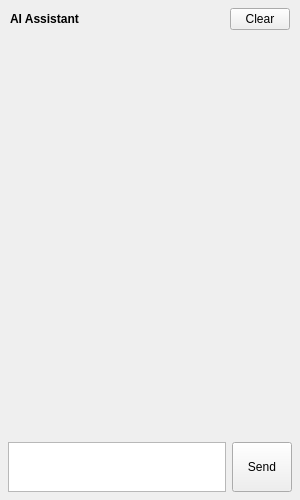
Qt form src/gui/ai/ChatWidget.ui (iliagrigorevdev/scad-gltf) before a commit.
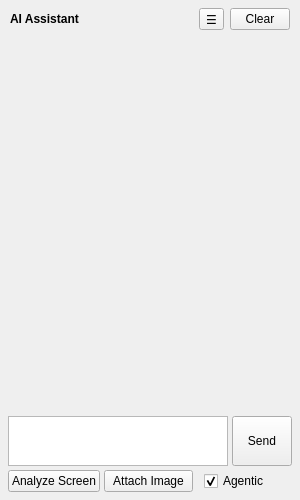
The same form after that commit. Custom widgets are drawn as their Qt base class.

Diff of the .ui file:
```diff
--- a/src/gui/ai/ChatWidget.ui
+++ b/src/gui/ai/ChatWidget.ui
@@ -69,6 +69,25 @@
         </property>
        </spacer>
       </item>
+      <item>
+       <widget class="QToolButton" name="menuButton">
+        <property name="maximumSize">
+         <size>
+          <width>28</width>
+          <height>16777215</height>
+         </size>
+        </property>
+        <property name="toolTip">
+         <string>Chat options</string>
+        </property>
+        <property name="text">
+         <string>&#x2630;</string>
+        </property>
+        <property name="popupMode">
+         <enum>QToolButton::InstantPopup</enum>
+        </property>
+       </widget>
+      </item>
       <item>
        <widget class="QPushButton" name="clearButton">
         <property name="maximumSize">
@@ -152,19 +171,48 @@
    </item>
    <item>
     <widget class="QWidget" name="inputWidget" native="true">
+      <layout class="QVBoxLayout" name="inputContainerLayout">
+       <property name="spacing">
+        <number>4</number>
+       </property>
+       <property name="leftMargin">
+        <number>4</number>
+       </property>
+       <property name="topMargin">
+        <number>4</number>
+       </property>
+       <property name="rightMargin">
+        <number>4</number>
+       </property>
+       <property name="bottomMargin">
+        <number>4</number>
+       </property>
+       <item>
+        <widget class="QWidget" name="attachmentPreviewWidget" native="true">
+         <property name="visible">
+          <bool>false</bool>
+         </property>
+         <layout class="QHBoxLayout" name="attachmentPreviewLayout">
+          <property name="spacing">
+           <number>6</number>
+          </property>
+          <property name="leftMargin">
+           <number>0</number>
+          </property>
+          <property name="topMargin">
+           <number>0</number>
+          </property>
+          <property name="rightMargin">
+           <number>0</number>
+          </property>
+          <property name="bottomMargin">
+           <number>0</number>
+          </property>
+         </layout>
+        </widget>
+       </item>
+       <item>
      <layout class="QHBoxLayout" name="inputLayout">
-      <property name="leftMargin">
-       <number>4</number>
-      </property>
-      <property name="topMargin">
-       <number>4</number>
-      </property>
-      <property name="rightMargin">
-       <number>4</number>
-      </property>
-      <property name="bottomMargin">
-       <number>4</number>
-      </property>
       <item>
        <widget class="ChatInputEdit" name="inputField">
         <property name="maximumSize">
@@ -193,6 +241,55 @@
          <string>Send</string>
         </property>
        </widget>
+         </item>
+        </layout>
+       </item>
+       <item>
+        <layout class="QHBoxLayout" name="actionButtonsLayout">
+         <property name="spacing">
+          <number>4</number>
+         </property>
+         <item>
+          <widget class="QPushButton" name="analyzeScreenButton">
+           <property name="toolTip">
+            <string>Grab active 3D viewport frame and camera metadata</string>
+           </property>
+           <property name="text">
+            <string>Analyze Screen</string>
+           </property>
+          </widget>
+         </item>
+         <item>
+          <widget class="QPushButton" name="attachImageButton">
+           <property name="toolTip">
+            <string>Attach local image file</string>
+           </property>
+           <property name="text">
+            <string>Attach Image</string>
+           </property>
+          </widget>
+         </item>
+         <item>
+          <spacer name="actionsSpacer">
+           <property name="orientation">
+            <enum>Qt::Horizontal</enum>
+           </property>
+          </spacer>
+         </item>
+         <item>
+          <widget class="QCheckBox" name="agentModeCheckBox">
+           <property name="toolTip">
+            <string>Agentic mode: allow the AI to call tools in multiple automatic turns per request</string>
+           </property>
+           <property name="text">
+            <string>Agentic</string>
+           </property>
+           <property name="checked">
+            <bool>true</bool>
+           </property>
+          </widget>
+         </item>
+        </layout>
       </item>
      </layout>
     </widget>
```
Lines whose indentation alone changed are shown as unchanged.
